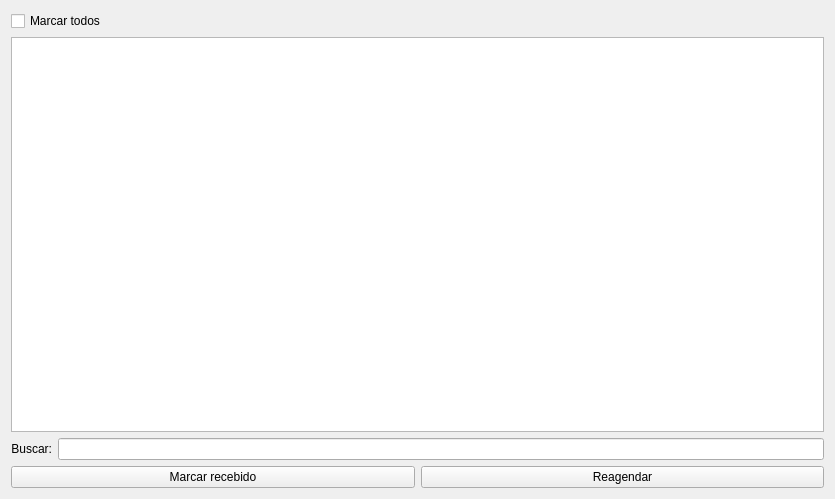
First picture: the form in ui/widgetlogisticarecebimento.ui, repository lellisls/ERP-STACCATO, before the edit.
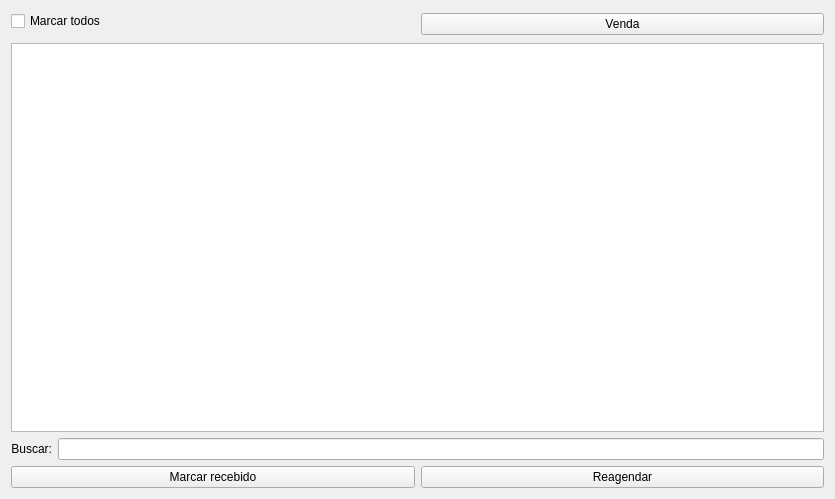
Second picture: the form after the edit. Custom widgets are drawn as their Qt base class.

Diff of the .ui file:
```diff
--- a/ui/widgetlogisticarecebimento.ui
+++ b/ui/widgetlogisticarecebimento.ui
@@ -13,6 +13,8 @@
   <property name="windowTitle">
    <string>Form</string>
   </property>
+  <layout class="QGridLayout" name="gridLayout_4">
+   <item row="0" column="0">
   <layout class="QGridLayout" name="gridLayout_3">
    <item row="0" column="0">
     <widget class="QCheckBox" name="checkBoxMarcarTodos">
@@ -21,6 +23,15 @@
      </property>
     </widget>
    </item>
+     <item row="0" column="1" rowspan="2">
+      <widget class="QPushButton" name="pushButtonVenda">
+       <property name="text">
+        <string>Venda</string>
+       </property>
+      </widget>
+     </item>
+    </layout>
+   </item>
    <item row="1" column="0">
     <widget class="TableView" name="table">
      <property name="mouseTracking">
```
Left out of the diff: 3 changed lines with no effect on the pictures. Lines whose indentation alone changed are shown as unchanged.
